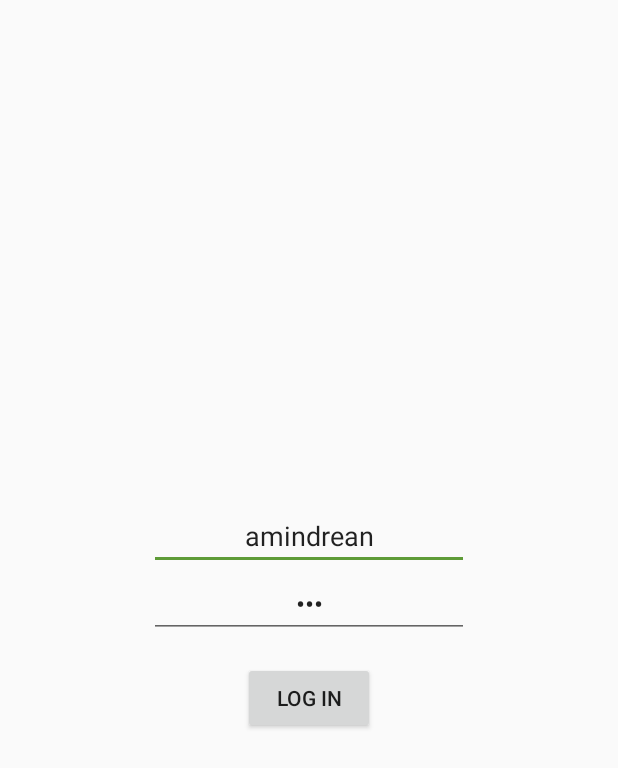
After one commit to malecsandra/FrankensteinApp, an Android app: the layout activity_log_in.xml on its own in the app's theme, with its tools: preview values and no code run, on a phone screen of 412 x 824 dp. The commit adds this screen. Shown: the top 768 px of the screen. Run offline under Robolectric (Android 15) with nearby library versions, the phone set to English and light mode, and no system bars.

Commit message:
Working LogIn

```diff
--- a/app/build.gradle
+++ b/app/build.gradle
@@ -35,4 +35,6 @@ dependencies {
     //Circle image view
     compile 'de.hdodenhof:circleimageview:2.0.0'
 
+    compile 'org.greenrobot:eventbus:3.0.0'
+
 }
--- /dev/null
+++ b/app/src/main/res/layout/activity_log_in.xml
@@ -0,0 +1,58 @@
+<?xml version="1.0" encoding="utf-8"?>
+<RelativeLayout xmlns:android="http://schemas.android.com/apk/res/android"
+    xmlns:tools="http://schemas.android.com/tools"
+    android:layout_width="match_parent"
+    android:layout_height="match_parent"
+    android:paddingBottom="@dimen/activity_vertical_margin"
+    android:paddingLeft="@dimen/activity_horizontal_margin"
+    android:paddingRight="@dimen/activity_horizontal_margin"
+    android:paddingTop="@dimen/activity_vertical_margin"
+    tools:context="com.puskin.frankenstein.activities.LogIn">
+
+    <LinearLayout
+        android:layout_width="match_parent"
+        android:layout_height="wrap_content"
+        android:layout_centerInParent="true"
+        android:orientation="vertical"
+        android:gravity="center_horizontal">
+
+        <EditText
+            android:id="@+id/etUserName"
+            android:layout_width="wrap_content"
+            android:layout_height="wrap_content"
+            android:layout_centerHorizontal="true"
+            android:layout_centerVertical="true"
+            android:ems="10"
+            android:gravity="center"
+            android:hint="username"
+            android:text="amindrean"/>
+
+        <EditText
+            android:id="@+id/etPassword"
+            android:layout_width="wrap_content"
+            android:layout_height="wrap_content"
+            android:layout_below="@+id/etUserName"
+            android:layout_centerHorizontal="true"
+            android:ems="10"
+            android:gravity="center"
+            android:hint="password"
+            android:inputType="textPassword"
+            android:text="123"/>
+
+        <Button
+            android:id="@+id/btnLogin"
+            android:layout_width="wrap_content"
+            android:layout_height="wrap_content"
+            android:layout_below="@+id/etPassword"
+            android:layout_centerHorizontal="true"
+            android:text="Log in"
+            android:layout_marginTop="16dp"/>
+
+        <ProgressBar
+            android:id="@+id/pbLogin"
+            android:layout_width="wrap_content"
+            android:layout_height="wrap_content"
+            android:visibility="gone"
+            style="@style/Widget.AppCompat.ProgressBar"/>
+    </LinearLayout>
+</RelativeLayout>
--- a/app/src/main/res/values/colors.xml
+++ b/app/src/main/res/values/colors.xml
@@ -2,5 +2,5 @@
 <resources>
     <color name="colorPrimary">#3F51B5</color>
     <color name="colorPrimaryDark">#303F9F</color>
-    <color name="colorAccent">#FF4081</color>
+    <color name="colorAccent">#5e9b37</color>
 </resources>
```
Also changed, not shown: app/src/main/AndroidManifest.xml (+7 -6 lines), app/src/main/java/com/puskin/frankenstein/activities/LogIn.java (added, +77 -0 lines), app/src/main/java/com/puskin/frankenstein/events/LoginEvent.java (added, +30 -0 lines), app/src/main/java/com/puskin/frankenstein/models/LoginObject.java (added, +30 -0 lines), app/src/main/java/com/puskin/frankenstein/models/Person.java (added, +114 -0 lines), app/src/main/java/com/puskin/frankenstein/models/User.java (added, +86 -0 lines), app/src/main/java/com/puskin/frankenstein/network/FrankensteinEndpointInterface.java (+10 -0 lines), app/src/main/java/com/puskin/frankenstein/network/NetworkHelper.java (added, +68 -0 lines).
